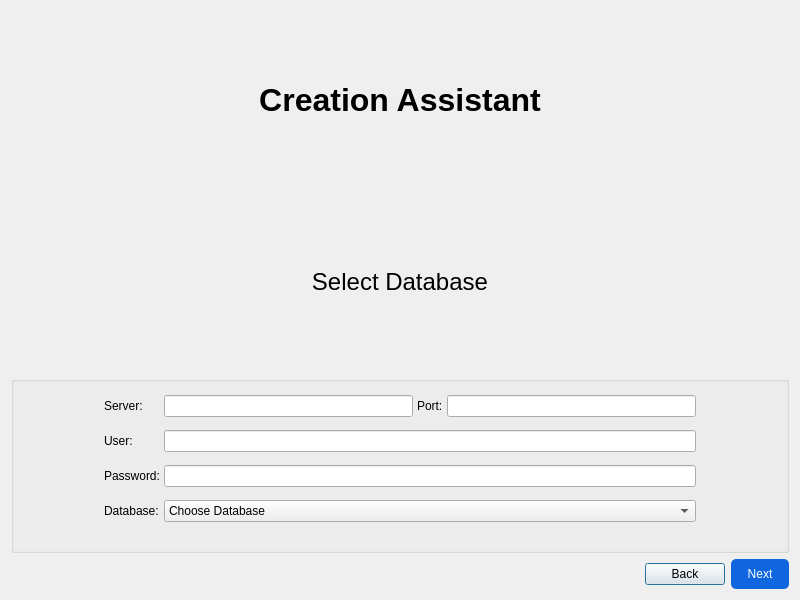
The window that src/components/database-assistant/databaseassistant.ui (RapidWebForge/RapidWebForgeApp) describes before a commit, drawn with Qt 5.
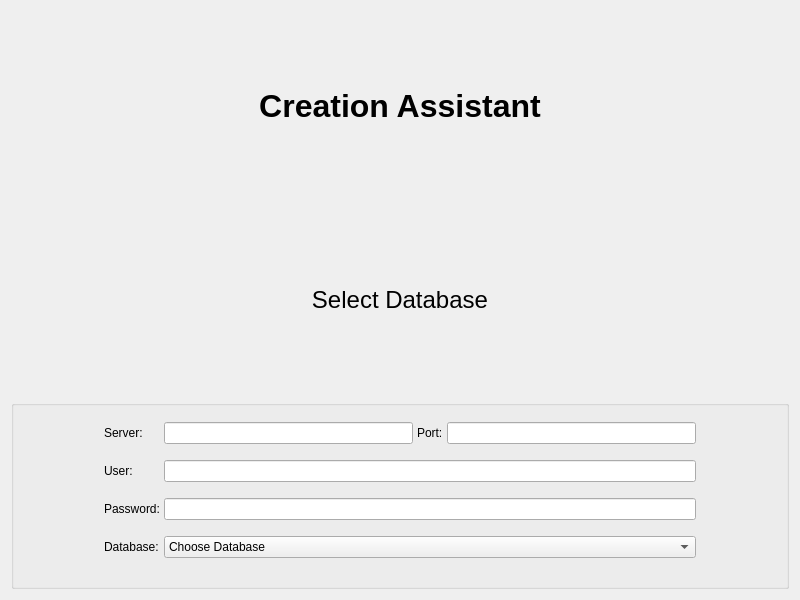
The same window after the commit.

```diff
--- a/src/components/database-assistant/databaseassistant.ui
+++ b/src/components/database-assistant/databaseassistant.ui
@@ -136,43 +136,6 @@
      </layout>
     </widget>
    </item>
-   <item>
-    <layout class="QHBoxLayout" name="buttonLayout">
-     <item>
-      <spacer name="horizontalSpacer">
-       <property name="orientation">
-        <enum>Qt::Orientation::Horizontal</enum>
-       </property>
-       <property name="sizeType">
-        <enum>QSizePolicy::Policy::Expanding</enum>
-       </property>
-       <property name="sizeHint" stdset="0">
-        <size>
-         <width>0</width>
-         <height>0</height>
-        </size>
-       </property>
-      </spacer>
-     </item>
-     <item>
-      <widget class="QPushButton" name="backButton">
-       <property name="text">
-        <string>Back</string>
-       </property>
-      </widget>
-     </item>
-     <item>
-      <widget class="QPushButton" name="nextButton">
-       <property name="styleSheet">
-        <string notr="true">background-color: #0F66DE; color: #ffffff; padding: 8px 16px; border-radius: 5px;</string>
-       </property>
-       <property name="text">
-        <string>Next</string>
-       </property>
-      </widget>
-     </item>
-    </layout>
-   </item>
   </layout>
  </widget>
  <resources/>
```
